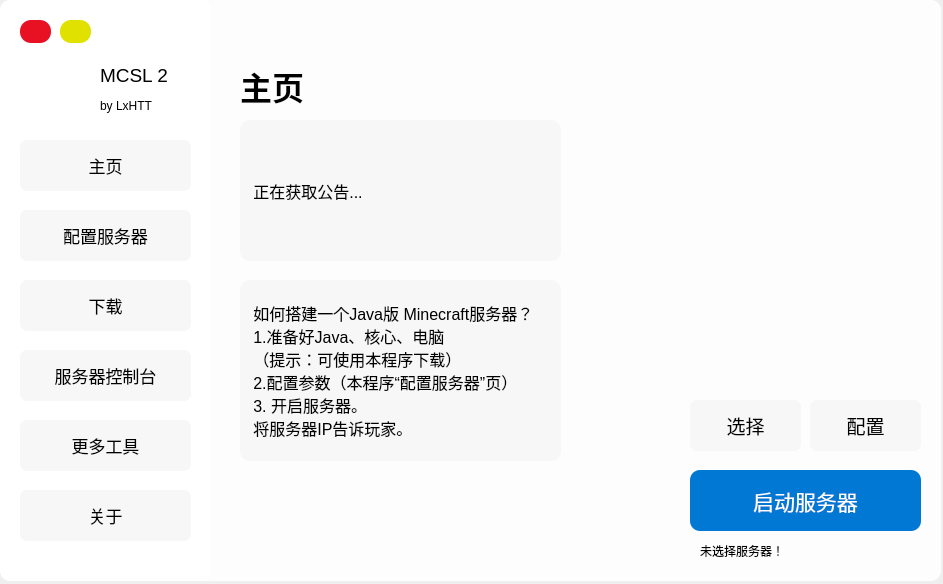
This is MCSL2_MainWindow.ui in MCSLTeam/MCSL2 as Qt 5 draws it before an edit. The edited form follows.
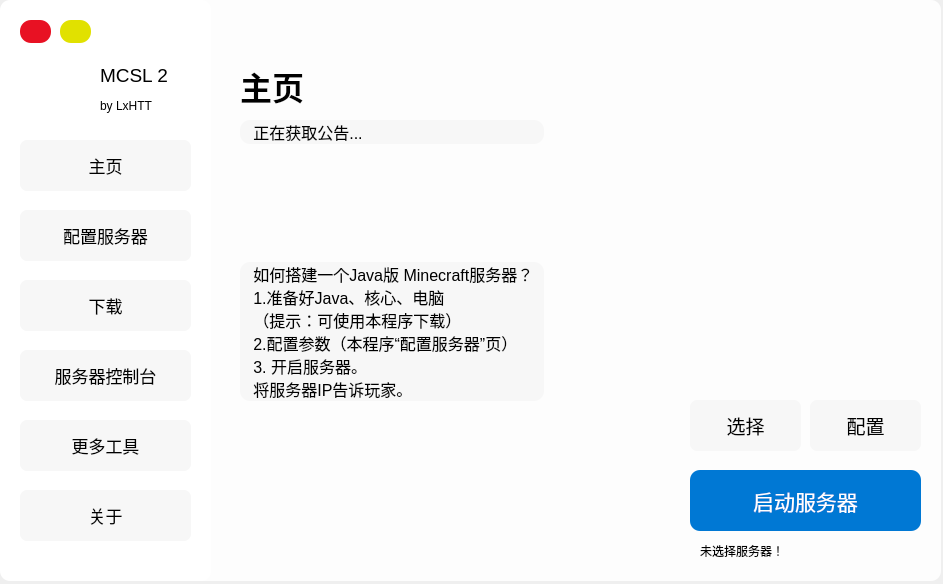
This is the edited form. The open tabs and pages were chosen to show the change. Icons and pictures are not drawn.

Diff of the .ui file:
```diff
--- a/MCSL2_MainWindow.ui
+++ b/MCSL2_MainWindow.ui
@@ -632,15 +632,18 @@
        <string>未选择服务器！</string>
       </property>
      </widget>
-     <widget class="QLabel" name="Notice_Label">
+     <widget class="QWidget" name="">
       <property name="geometry">
        <rect>
         <x>30</x>
         <y>140</y>
-        <width>321</width>
-        <height>141</height>
+        <width>304</width>
+        <height>281</height>
        </rect>
       </property>
+      <layout class="QVBoxLayout" name="verticalLayout">
+       <item>
+        <widget class="QLabel" name="Notice_Label">
       <property name="font">
        <font>
         <family>Microsoft YaHei UI</family>
@@ -661,15 +664,22 @@
        <string>   正在获取公告...</string>
       </property>
      </widget>
+       </item>
+       <item>
+        <spacer name="verticalSpacer">
+         <property name="orientation">
+          <enum>Qt::Vertical</enum>
+         </property>
+         <property name="sizeHint" stdset="0">
+          <size>
+           <width>20</width>
+           <height>40</height>
+          </size>
+         </property>
+        </spacer>
+       </item>
+       <item>
      <widget class="QLabel" name="HomeTip1_Label">
-      <property name="geometry">
-       <rect>
-        <x>30</x>
-        <y>300</y>
-        <width>321</width>
-        <height>181</height>
-       </rect>
-      </property>
       <property name="font">
        <font>
         <family>Microsoft YaHei UI</family>
@@ -694,6 +704,9 @@
    3. 开启服务器。
    将服务器IP告诉玩家。</string>
       </property>
+        </widget>
+       </item>
+      </layout>
      </widget>
     </widget>
     <widget class="QWidget" name="ConfigPage">
```
Left out of the diff: 2 changed lines with no effect on the pictures. Lines whose indentation alone changed are shown as unchanged.
